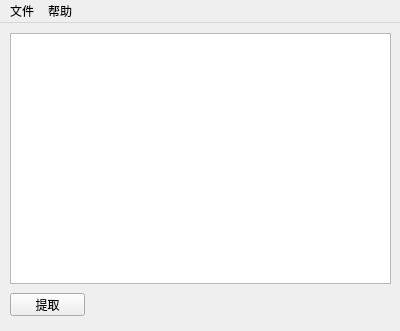
Above: mainwindow.ui from m-t-d-32/FAT32VHDTool before the change. Below: the same form after it.
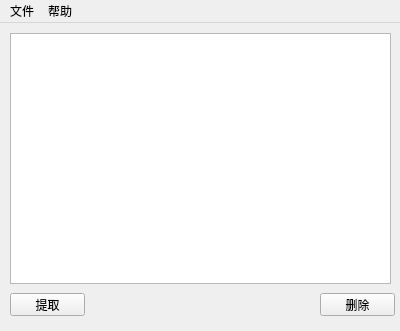
That is the form after the change.

Commit message: 删除和新建

Patch:
```diff
--- a/mainwindow.ui
+++ b/mainwindow.ui
@@ -37,6 +37,19 @@
      <string>提取</string>
     </property>
    </widget>
+   <widget class="QPushButton" name="deleteButton">
+    <property name="geometry">
+     <rect>
+      <x>320</x>
+      <y>270</y>
+      <width>75</width>
+      <height>23</height>
+     </rect>
+    </property>
+    <property name="text">
+     <string>删除</string>
+    </property>
+   </widget>
   </widget>
   <widget class="QMenuBar" name="menuBar">
    <property name="geometry">
```
Left out of the diff: 2 changed lines with no effect on the pictures. The commit also changes 19 other files.
